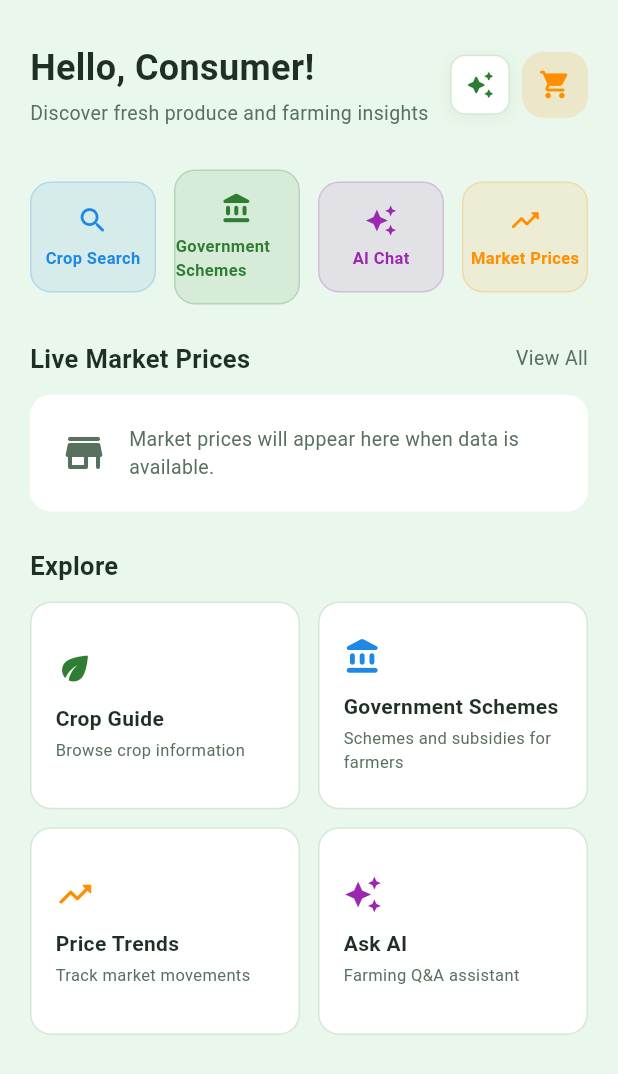
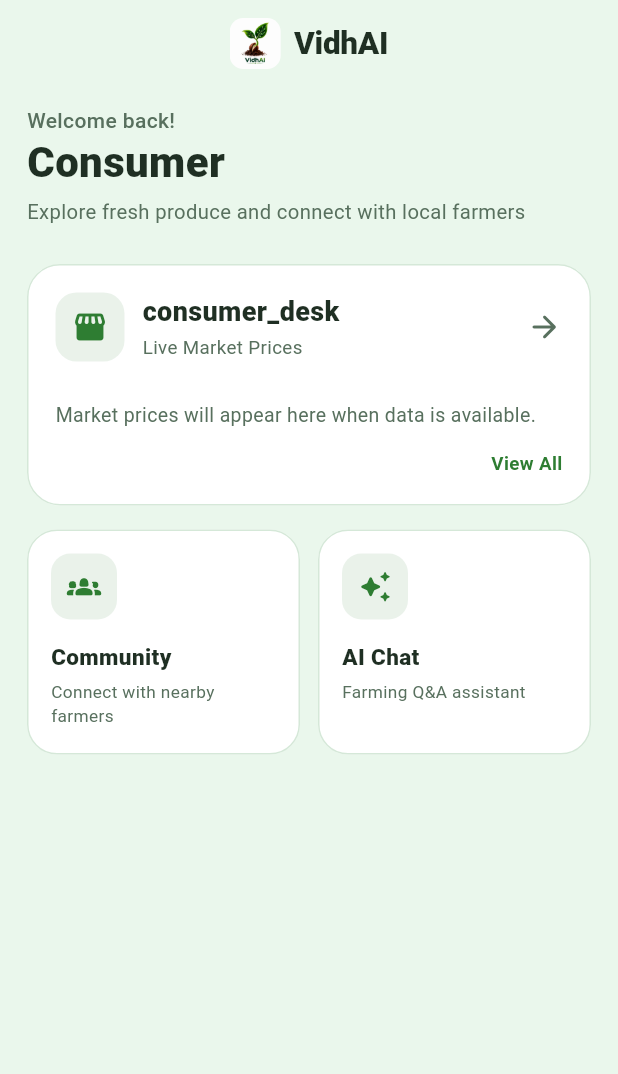
Before and after one commit to VISHNUVS-1315/VidhAI, a Flutter app: the ConsumerHomeScreen screen opened directly, on a phone screen of 412 x 824 dp. Shown: the top 1074 px of the screen. Run offline on Flutter 3.47's test engine with Material 3 defaults, Android fonts, the phone set to English and light mode, and no system bars; our stand-ins replace cloud_firestore, connectivity_plus, equatable, file_picker, firebase_auth, firebase_core and 14 more; missing offline and left inert: workmanager; accounts and stored records are empty; statements that could not run were skipped.

Commit message:
Redesign consumer home dashboard

```diff
--- a/lib/features/home/screens/consumer_home_screen.dart
+++ b/lib/features/home/screens/consumer_home_screen.dart
@@ -1,14 +1,11 @@
 import 'package:flutter/material.dart';
+import 'package:vidhai/core/routing/main_shell_controller.dart';
+import 'package:vidhai/core/theme/vidhai_theme.dart';
+import 'package:vidhai/data/models/market_price_models.dart';
+import 'package:vidhai/features/tools/screens/market_prices_screen.dart';
+import 'package:vidhai/locale/locale.dart';
 import 'package:vidhai/services/data_service.dart';
 import 'package:vidhai/services/market_price_service.dart';
-import 'package:vidhai/data/models/market_price_models.dart';
-import 'package:vidhai/features/schemes/screens/government_schemes_screen.dart';
-import 'package:vidhai/features/tools/screens/crop_search_screen.dart';
-import 'package:vidhai/features/tools/screens/market_prices_screen.dart';
-import 'package:vidhai/features/home/screens/ai_chat_screen.dart';
-import 'package:vidhai/features/assistant/assistant_button.dart';
-import 'package:vidhai/locale/locale.dart';
-import 'package:vidhai/core/theme/vidhai_theme.dart';
 
 class ConsumerHomeScreen extends StatefulWidget {
   const ConsumerHomeScreen({super.key});
@@ -18,34 +15,50 @@ class ConsumerHomeScreen extends StatefulWidget {
 }
 
 class _ConsumerHomeScreenState extends State<ConsumerHomeScreen> {
+  final DataService _dataService = DataService();
+  final MarketPriceService _marketService = MarketPriceService.instance;
+
   String _userName = '';
-  List<MarketPriceRecord> _topPrices = [];
-  bool _isLoadingPrices = true;
+  List<MarketPriceRecord> _topPrices = const [];
+  bool _loadingPrices = true;
 
   @override
   void initState() {
     super.initState();
-    _loadData();
+    _loadConsumerHome();
   }
 
-  Future<void> _loadData() async {
+  Future<void> _loadConsumerHome() async {
+    String? state;
+    String? district;
+
     try {
-      final profile = await DataService().loadProfile();
-      if (profile != null && profile.displayName.isNotEmpty) {
-        _userName = profile.displayName;
+      final profile = await _dataService.loadProfile();
+      if (profile != null) {
+        _userName = profile.displayName.trim();
+        state = profile.address?.state?.trim();
+        district = profile.address?.district?.trim();
       }
     } catch (_) {}
 
     try {
-      final payload = await MarketPriceService.instance.fetchPrices();
-      if (mounted) {
+      final hasState = state != null && state.isNotEmpty;
+      final payload = hasState
+          ? await _marketService.fetchPrices(
+              state: state,
+              district:
+                  district != null && district.isNotEmpty ? district : null,
+            )
+          : await _marketService.fetchSummary();
+
+      if (!mounted) return;
       setState(() {
-          _topPrices = payload.prices.take(5).toList();
-          _isLoadingPrices = false;
+        _topPrices = payload.prices.take(3).toList();
+        _loadingPrices = false;
       });
-      }
     } catch (_) {
-      if (mounted) setState(() => _isLoadingPrices = false);
+      if (!mounted) return;
+      setState(() => _loadingPrices = false);
     }
 
     if (mounted) setState(() {});
@@ -53,140 +66,78 @@ class _ConsumerHomeScreenState extends State<ConsumerHomeScreen> {
 
   @override
   Widget build(BuildContext context) {
+    final colors = VidhAIColorsX(context);
     final loc = AppLocalizations.of(context);
-    final colors = VidhAIColorsX(context);
+    final displayName =
+        _userName.isEmpty ? loc.defaultUserNameConsumer : _userName;
 
     return Scaffold(
       backgroundColor: colors.bg,
       body: SafeArea(
+        child: RefreshIndicator(
+          onRefresh: _loadConsumerHome,
           child: ListView(
-          padding: const EdgeInsets.all(20),
+            physics: const AlwaysScrollableScrollPhysics(),
+            padding: const EdgeInsets.fromLTRB(18, 12, 18, 28),
             children: [
+              _buildBrandHeader(colors, loc),
+              const SizedBox(height: 24),
+              Text(
+                loc.welcomeBack,
+                style: TextStyle(
+                  color: colors.onSurfaceMuted,
+                  fontSize: 14,
+                  fontWeight: FontWeight.w500,
+                ),
+              ),
+              const SizedBox(height: 3),
+              Text(
+                displayName,
+                style: TextStyle(
+                  color: colors.onBackground,
+                  fontSize: 28,
+                  fontWeight: FontWeight.w800,
+                  height: 1.1,
+                ),
+              ),
               const SizedBox(height: 8),
+              Text(
+                loc.consumerDescription,
+                style: TextStyle(
+                  color: colors.onSurfaceMuted,
+                  fontSize: 13.5,
+                  height: 1.45,
+                ),
+              ),
+              const SizedBox(height: 24),
+              _buildConsumerDesk(colors, loc),
+              const SizedBox(height: 16),
               Row(
+                crossAxisAlignment: CrossAxisAlignment.start,
                 children: [
                   Expanded(
-                  child: Column(
-                    crossAxisAlignment: CrossAxisAlignment.start,
-                    children: [
-                      Text(
-                        loc.helloNamed.replaceFirst(
-                            '{name}',
-                            _userName.isEmpty
-                                ? loc.defaultUserNameConsumer
-                                : _userName),
-                        style: TextStyle(
-                          color: colors.onBackground,
-                          fontSize: 24,
-                          fontWeight: FontWeight.bold,
+                    child: _buildFeatureCard(
+                      colors: colors,
+                      icon: Icons.groups_2_rounded,
+                      title: loc.community,
+                      subtitle: loc.communityDesc,
+                      onTap: () =>
+                          MainShellController.instance.switchTab(1),
                     ),
                   ),
-                      const SizedBox(height: 4),
-                      Text(
-                        loc.discoverFresh,
-                        style: TextStyle(
-                          color: colors.onSurfaceMuted,
-                          fontSize: 13,
+                  const SizedBox(width: 12),
+                  Expanded(
+                    child: _buildFeatureCard(
+                      colors: colors,
+                      icon: Icons.auto_awesome_rounded,
+                      title: loc.aiChat,
+                      subtitle: loc.askAiDesc,
+                      onTap: () =>
+                          MainShellController.instance.switchTab(2),
                     ),
                   ),
                 ],
               ),
-                ),
-                Row(
-                  children: [
-                    const VidhAIAssistantButton(screen: 'consumer_home'),
-                    const SizedBox(width: 8),
-                    Container(
-                      width: 44,
-                      height: 44,
-                      decoration: BoxDecoration(
-                        color: colors.warning.withValues(alpha: 0.15),
-                        borderRadius: BorderRadius.circular(14),
-                      ),
-                      child: Icon(Icons.shopping_cart_rounded,
-                          color: colors.warning, size: 22),
-                    ),
-                  ],
-                ),
-              ],
-            ),
-            const SizedBox(height: 28),
-            _buildQuickActions(loc),
-            const SizedBox(height: 24),
-            _buildSectionHeader(loc.liveMarketPrices,
-                trailing: loc.t('view_all'), onTrailing: () {
-              Navigator.push(
-                  context,
-                  MaterialPageRoute(
-                      builder: (_) => const MarketPricesScreen()));
-            }),
-            const SizedBox(height: 12),
-            _buildMarketPrices(loc),
-            const SizedBox(height: 24),
-            _buildSectionHeader(loc.explore),
-            const SizedBox(height: 12),
-            _buildExploreGrid(loc),
-            const SizedBox(height: 24),
-          ],
-        ),
-      ),
-    );
-  }
-
-  Widget _buildQuickActions(AppLocalizations loc) {
-    final colors = VidhAIColorsX(context);
-    return Row(
-      children: [
-        _quickAction(Icons.search_rounded, loc.cropSearch, colors.info, () {
-          Navigator.push(context,
-              MaterialPageRoute(builder: (_) => const CropSearchScreen()));
-        }),
-        const SizedBox(width: 12),
-        _quickAction(
-            Icons.account_balance_rounded, loc.govtSchemes, colors.brandDeep,
-            () {
-          Navigator.push(
-              context,
-              MaterialPageRoute(
-                  builder: (_) => const GovernmentSchemesScreen()));
-        }),
-        const SizedBox(width: 12),
-        _quickAction(Icons.auto_awesome, loc.aiChat, const Color(0xFF9C27B0),
-            () {
-          Navigator.push(
-              context,
-              MaterialPageRoute(
-                  builder: (_) => const AiChatScreen(source: 'consumer_home')));
-        }),
-        const SizedBox(width: 12),
-        _quickAction(
-            Icons.trending_up_rounded, loc.marketPrices, colors.warning, () {
-          Navigator.push(context,
-              MaterialPageRoute(builder: (_) => const MarketPricesScreen()));
-        }),
-      ],
-    );
-  }
-
-  Widget _quickAction(
-      IconData icon, String label, Color color, VoidCallback onTap) {
-    return Expanded(
-      child: GestureDetector(
-        onTap: onTap,
-        child: Container(
-          padding: const EdgeInsets.symmetric(vertical: 14),
-          decoration: BoxDecoration(
-            color: color.withValues(alpha: 0.1),
-            borderRadius: BorderRadius.circular(14),
-            border: Border.all(color: color.withValues(alpha: 0.2)),
-          ),
-          child: Column(
-            children: [
-              Icon(icon, color: color, size: 22),
-              const SizedBox(height: 6),
-              Text(label,
-                  style: TextStyle(
-                      color: color, fontSize: 11, fontWeight: FontWeight.w600)),
             ],
           ),
         ),
@@ -194,57 +145,202 @@ class _ConsumerHomeScreenState extends State<ConsumerHomeScreen> {
     );
   }
 
-  Widget _buildSectionHeader(String title,
-      {String? trailing, VoidCallback? onTrailing}) {
-    final colors = VidhAIColorsX(context);
+  Widget _buildBrandHeader(VidhAIColorsX colors, AppLocalizations loc) {
     return Row(
-      mainAxisAlignment: MainAxisAlignment.spaceBetween,
+      mainAxisAlignment: MainAxisAlignment.center,
       children: [
-        Text(title,
+        ClipRRect(
+          borderRadius: BorderRadius.circular(9),
+          child: Image.asset(
+            'assets/images/logo.png',
+            width: 34,
+            height: 34,
+            fit: BoxFit.contain,
+          ),
+        ),
+        const SizedBox(width: 9),
+        Text(
+          loc.appName,
           style: TextStyle(
             color: colors.onBackground,
-                fontSize: 17,
-                fontWeight: FontWeight.w600)),
-        if (trailing != null)
-          GestureDetector(
-            onTap: onTrailing,
-            child: Text(trailing,
-                style: TextStyle(color: colors.onSurfaceMuted, fontSize: 13)),
+            fontSize: 21,
+            fontWeight: FontWeight.w800,
+            letterSpacing: -0.2,
+          ),
         ),
       ],
     );
   }
 
-  Widget _buildMarketPrices(AppLocalizations loc) {
-    final colors = VidhAIColorsX(context);
-    if (_isLoadingPrices) {
-      return Container(
-        height: 120,
+  Widget _buildConsumerDesk(
+    VidhAIColorsX colors,
+    AppLocalizations loc,
+  ) {
+    return Material(
+      color: colors.surface,
+      borderRadius: BorderRadius.circular(22),
+      child: InkWell(
+        borderRadius: BorderRadius.circular(22),
+        onTap: () => Navigator.of(context).push(
+          MaterialPageRoute(builder: (_) => const MarketPricesScreen()),
+        ),
+        child: Container(
+          width: double.infinity,
+          padding: const EdgeInsets.all(18),
           decoration: BoxDecoration(
-          color: colors.surface,
+            borderRadius: BorderRadius.circular(22),
+            border: Border.all(color: colors.borderColor),
+          ),
+          child: Column(
+            crossAxisAlignment: CrossAxisAlignment.start,
+            children: [
+              Row(
+                children: [
+                  Container(
+                    width: 46,
+                    height: 46,
+                    decoration: BoxDecoration(
+                      color: colors.brandDeep.withValues(alpha: 0.10),
                       borderRadius: BorderRadius.circular(14),
                     ),
+                    child: Icon(
+                      Icons.storefront_rounded,
+                      color: colors.brandDeep,
+                    ),
+                  ),
+                  const SizedBox(width: 12),
+                  Expanded(
+                    child: Column(
+                      crossAxisAlignment: CrossAxisAlignment.start,
+                      children: [
+                        Text(
+                          loc.t('consumer_desk'),
+                          style: TextStyle(
+                            color: colors.onBackground,
+                            fontSize: 18,
+                            fontWeight: FontWeight.w800,
+                          ),
+                        ),
+                        const SizedBox(height: 2),
+                        Text(
+                          loc.liveMarketPrices,
+                          style: TextStyle(
+                            color: colors.onSurfaceMuted,
+                            fontSize: 12.5,
+                          ),
+                        ),
+                      ],
+                    ),
+                  ),
+                  Icon(
+                    Icons.arrow_forward_rounded,
+                    color: colors.onSurfaceMuted,
+                  ),
+                ],
+              ),
+              const SizedBox(height: 16),
+              if (_loadingPrices)
+                SizedBox(
+                  height: 74,
                   child: Center(
                     child: CircularProgressIndicator(
-                color: colors.warning, strokeWidth: 2)),
+                      color: colors.brandDeep,
+                      strokeWidth: 2,
+                    ),
+                  ),
+                )
+              else if (_topPrices.isEmpty)
+                Padding(
+                  padding: const EdgeInsets.symmetric(vertical: 10),
+                  child: Text(
+                    loc.marketPricesEmpty,
+                    style: TextStyle(
+                      color: colors.onSurfaceMuted,
+                      fontSize: 13,
+                    ),
+                  ),
+                )
+              else
+                ..._topPrices.map(
+                  (price) => _buildPriceRow(colors, loc, price),
+                ),
+              if (!_loadingPrices) ...[
+                const SizedBox(height: 4),
+                Align(
+                  alignment: AlignmentDirectional.centerEnd,
+                  child: Text(
+                    loc.t('view_all'),
+                    style: TextStyle(
+                      color: colors.brandDeep,
+                      fontSize: 12.5,
+                      fontWeight: FontWeight.w700,
+                    ),
+                  ),
+                ),
+              ],
+            ],
+          ),
+        ),
+      ),
     );
   }
 
-    if (_topPrices.isEmpty) {
-      return Container(
-        padding: const EdgeInsets.all(20),
-        decoration: BoxDecoration(
-          color: colors.surface,
-          borderRadius: BorderRadius.circular(14),
-        ),
+  Widget _buildPriceRow(
+    VidhAIColorsX colors,
+    AppLocalizations loc,
+    MarketPriceRecord price,
+  ) {
+    final String value;
+    if (price.hasReliablePerKg) {
+      value =
+          '₹${price.normalizedPricePerKg!.toStringAsFixed(2)}/${loc.t('community_kg_unit')}';
+    } else if (price.modalPrice != null && price.modalPrice! > 0) {
+      final unit = price.unitLabel.trim().isEmpty
+          ? price.originalUnit
+          : price.unitLabel;
+      value = '₹${price.modalPrice!.toStringAsFixed(0)} / $unit';
+    } else {
+      value = '--';
+    }
+
+    return Padding(
+      padding: const EdgeInsets.only(bottom: 10),
       child: Row(
         children: [
-            Icon(Icons.store_rounded, color: colors.onSurfaceMuted, size: 32),
-            const SizedBox(width: 14),
           Expanded(
-              child: Text(
-                loc.marketPricesEmpty,
-                style: TextStyle(color: colors.onSurfaceMuted, fontSize: 13),
+            child: Column(
+              crossAxisAlignment: CrossAxisAlignment.start,
+              children: [
+                Text(
+                  price.commodity,
+                  maxLines: 1,
+                  overflow: TextOverflow.ellipsis,
+                  style: TextStyle(
+                    color: colors.onBackground,
+                    fontSize: 13.5,
+                    fontWeight: FontWeight.w650,
+                  ),
+                ),
+                const SizedBox(height: 2),
+                Text(
+                  price.market,
+                  maxLines: 1,
+                  overflow: TextOverflow.ellipsis,
+                  style: TextStyle(
+                    color: colors.onSurfaceMuted,
+                    fontSize: 11,
+                  ),
+                ),
+              ],
+            ),
+          ),
+          const SizedBox(width: 10),
+          Text(
+            value,
+            style: TextStyle(
+              color: colors.brandDeep,
+              fontSize: 13,
+              fontWeight: FontWeight.w800,
             ),
           ),
         ],
@@ -252,124 +348,62 @@ class _ConsumerHomeScreenState extends State<ConsumerHomeScreen> {
     );
   }
 
-    return Column(
-      children: _topPrices
-          .map((p) => Container(
-                margin: const EdgeInsets.only(bottom: 8),
-                padding:
-                    const EdgeInsets.symmetric(horizontal: 14, vertical: 12),
+  Widget _buildFeatureCard({
+    required VidhAIColorsX colors,
+    required IconData icon,
+    required String title,
+    required String subtitle,
+    required VoidCallback onTap,
+  }) {
+    return Material(
+      color: colors.surface,
+      borderRadius: BorderRadius.circular(20),
+      child: InkWell(
+        onTap: onTap,
+        borderRadius: BorderRadius.circular(20),
+        child: Container(
+          constraints: const BoxConstraints(minHeight: 150),
+          padding: const EdgeInsets.all(15),
           decoration: BoxDecoration(
-                  color: colors.surface,
-                  borderRadius: BorderRadius.circular(12),
-                ),
-                child: Row(
-                  children: [
-                    Container(
-                      width: 36,
-                      height: 36,
-                      decoration: BoxDecoration(
-                        color: colors.warning.withValues(alpha: 0.15),
-                        borderRadius: BorderRadius.circular(10),
-                      ),
-                      child: Icon(Icons.grass_rounded,
-                          color: colors.warning, size: 18),
-                    ),
-                    const SizedBox(width: 12),
-                    Expanded(
-                      child: Column(
-                        crossAxisAlignment: CrossAxisAlignment.start,
-                        children: [
-                          Text(p.commodity,
-                              style: TextStyle(
-                                  color: colors.onBackground,
-                                  fontSize: 14,
-                                  fontWeight: FontWeight.w500)),
-                          const SizedBox(height: 2),
-                          Text(p.market,
-                              style: TextStyle(
-                                  color: colors.onSurfaceMuted, fontSize: 11)),
-                        ],
-                      ),
-                    ),
-                    Text(
-                      '₹${(p.modalPrice ?? 0) > 0 ? (p.modalPrice ?? 0).toStringAsFixed(0) : '--'}',
-                      style: TextStyle(
-                          color: colors.brandDeep,
-                          fontSize: 15,
-                          fontWeight: FontWeight.w700),
-                    ),
-                  ],
-                ),
-              ))
-          .toList(),
-    );
-  }
-
-  Widget _buildExploreGrid(AppLocalizations loc) {
-    final colors = VidhAIColorsX(context);
-    return GridView.count(
-      crossAxisCount: 2,
-      shrinkWrap: true,
-      physics: const NeverScrollableScrollPhysics(),
-      crossAxisSpacing: 12,
-      mainAxisSpacing: 12,
-      childAspectRatio: 1.3,
-      children: [
-        _exploreCard(Icons.eco_rounded, loc.cropGuide, loc.cropGuideDesc,
-            colors.brandDeep, () {
-          Navigator.push(context,
-              MaterialPageRoute(builder: (_) => const CropSearchScreen()));
-        }),
-        _exploreCard(Icons.account_balance_rounded, loc.govtSchemes,
-            loc.govtSchemesDesc, colors.info, () {
-          Navigator.push(
-              context,
-              MaterialPageRoute(
-                  builder: (_) => const GovernmentSchemesScreen()));
-        }),
-        _exploreCard(Icons.trending_up_rounded, loc.priceTrends,
-            loc.priceTrendsDesc, colors.warning, () {
-          Navigator.push(context,
-              MaterialPageRoute(builder: (_) => const MarketPricesScreen()));
-        }),
-        _exploreCard(Icons.auto_awesome, loc.askAi, loc.askAiDesc,
-            const Color(0xFF9C27B0), () {
-          Navigator.push(
-              context,
-              MaterialPageRoute(
-                  builder: (_) => const AiChatScreen(source: 'consumer_home')));
-        }),
-      ],
-    );
-  }
-
-  Widget _exploreCard(IconData icon, String title, String subtitle, Color color,
-      VoidCallback onTap) {
-    final colors = VidhAIColorsX(context);
-    return GestureDetector(
-      onTap: onTap,
-      child: Container(
-        padding: const EdgeInsets.all(16),
-        decoration: BoxDecoration(
-          color: colors.surface,
-          borderRadius: BorderRadius.circular(14),
+            borderRadius: BorderRadius.circular(20),
             border: Border.all(color: colors.borderColor),
           ),
           child: Column(
             crossAxisAlignment: CrossAxisAlignment.start,
-          mainAxisAlignment: MainAxisAlignment.center,
             children: [
-            Icon(icon, color: color, size: 26),
-            const SizedBox(height: 10),
-            Text(title,
+              Container(
+                width: 44,
+                height: 44,
+                decoration: BoxDecoration(
+                  color: colors.brandDeep.withValues(alpha: 0.10),
+                  borderRadius: BorderRadius.circular(13),
+                ),
+                child: Icon(icon, color: colors.brandDeep, size: 23),
+              ),
+              const SizedBox(height: 14),
+              Text(
+                title,
+                maxLines: 1,
+                overflow: TextOverflow.ellipsis,
                 style: TextStyle(
                   color: colors.onBackground,
-                    fontSize: 14,
-                    fontWeight: FontWeight.w600)),
-            const SizedBox(height: 3),
-            Text(subtitle,
-                style: TextStyle(color: colors.onSurfaceMuted, fontSize: 11)),
+                  fontSize: 15,
+                  fontWeight: FontWeight.w800,
+                ),
+              ),
+              const SizedBox(height: 5),
+              Text(
+                subtitle,
+                maxLines: 2,
+                overflow: TextOverflow.ellipsis,
+                style: TextStyle(
+                  color: colors.onSurfaceMuted,
+                  fontSize: 11.5,
+                  height: 1.35,
+                ),
+              ),
             ],
+          ),
         ),
       ),
     );
```
Lines whose indentation alone changed are shown as unchanged.
